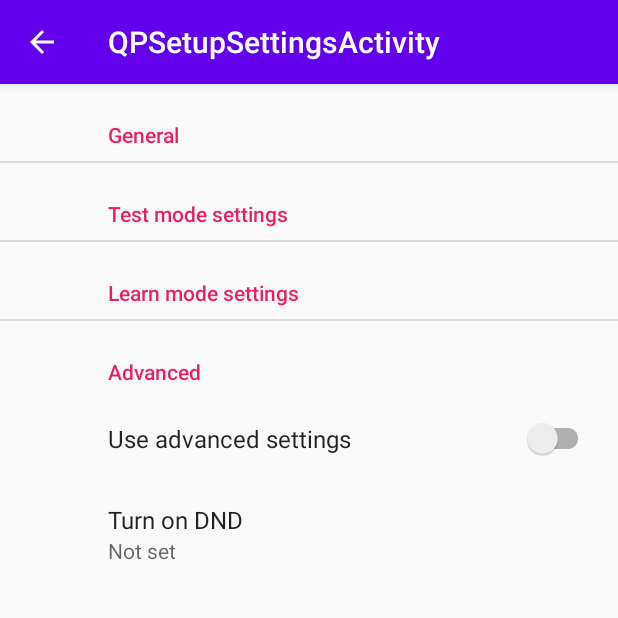
After one commit to vaclav/zkousec, an Android app: the QPSetupSettingsActivity screen opened directly, with no data from a screen before it, on a phone screen of 412 x 824 dp, the top half of it. The commit adds this screen. Run offline under Robolectric (Android 15) with nearby library versions, the phone set to English and light mode, and no system bars; our stand-ins replace androidx.preference; network calls fail.

Commit message:
Update: - settings added in MainActivity.kt

```diff
--- a/app/build.gradle
+++ b/app/build.gradle
@@ -41,6 +41,7 @@ dependencies {
     implementation 'androidx.navigation:navigation-fragment-ktx:2.1.0'
     implementation 'androidx.navigation:navigation-ui-ktx:2.1.0'
     implementation 'androidx.legacy:legacy-support-v4:1.0.0'
+    implementation 'androidx.preference:preference:1.1.1'
     testImplementation 'junit:junit:4.12'
     androidTestImplementation 'androidx.test.ext:junit:1.1.1'
     androidTestImplementation 'androidx.test.espresso:espresso-core:3.2.0'
--- a/app/src/main/java/cz/dobris/zkousec/activities/QPSetupActivity.kt
+++ b/app/src/main/java/cz/dobris/zkousec/activities/QPSetupActivity.kt
@@ -153,13 +153,12 @@ class QPSetupActivity : AppCompatActivity() {
                         .setMessage("Do you really want to delete the questions titled: " + fileName + "?")
                         .setPositiveButton("Yes",
                             DialogInterface.OnClickListener { dialog, which ->
+                                Toast.makeText(this, fileName + " has been deleted!",Toast.LENGTH_LONG).show()
                                 Storage.deleteQFile(fileName, this)
                                 thread {
                                     val db = DBHelper.deleteTestSession(this, fileName)
                                 }
-                                Toast.makeText(this, fileName + " has been deleted!",Toast.LENGTH_LONG).show()
-                                val intent = Intent(this, MainActivity::class.java)
-                                startActivity(intent)
+                                startActivity(Intent(this, MainActivity::class.java))
                             })
                         .setNegativeButton("No", DialogInterface.OnClickListener { dialog, which ->
                         })
--- /dev/null
+++ b/app/src/main/java/cz/dobris/zkousec/activities/QPSetupSettingsActivity.kt
@@ -0,0 +1,27 @@
+package cz.dobris.zkousec.activities
+
+import android.os.Bundle
+import androidx.appcompat.app.AppCompatActivity
+import androidx.preference.PreferenceFragmentCompat
+import cz.dobris.zkousec.R
+
+class QPSetupSettingsActivity : AppCompatActivity() {
+
+    override fun onCreate(savedInstanceState: Bundle?) {
+        super.onCreate(savedInstanceState)
+        setContentView(R.layout.settings_activity)
+        if (savedInstanceState == null) {
+            supportFragmentManager
+                .beginTransaction()
+                .replace(R.id.settings, SettingsFragment())
+                .commit()
+        }
+        supportActionBar?.setDisplayHomeAsUpEnabled(true)
+    }
+
+    class SettingsFragment : PreferenceFragmentCompat() {
+        override fun onCreatePreferences(savedInstanceState: Bundle?, rootKey: String?) {
+            setPreferencesFromResource(R.xml.root_preferences, rootKey)
+        }
+    }
+}
--- a/app/src/main/res/layout/activity_question_pack_setup2.xml
+++ b/app/src/main/res/layout/activity_question_pack_setup2.xml
@@ -134,7 +134,6 @@
             android:id="@+id/chipLearn"
             android:layout_width="@dimen/_100sdp"
             android:layout_height="wrap_content"
-            android:checkable="true"
             android:clickable="true"
             android:text="Learn"
             android:textAppearance="@style/TextAppearance.AppCompat.Small"
--- /dev/null
+++ b/app/src/main/res/layout/qp_setup_settings_activity.xml
@@ -0,0 +1,5 @@
+<?xml version="1.0" encoding="utf-8"?>
+<androidx.constraintlayout.widget.ConstraintLayout xmlns:android="http://schemas.android.com/apk/res/android" android:layout_width="match_parent"
+    android:layout_height="match_parent">
+
+</androidx.constraintlayout.widget.ConstraintLayout>
--- /dev/null
+++ b/app/src/main/res/layout/settings_activity.xml
@@ -0,0 +1,10 @@
+<LinearLayout xmlns:android="http://schemas.android.com/apk/res/android"
+    android:layout_width="match_parent"
+    android:layout_height="match_parent">
+
+    <FrameLayout
+        android:id="@+id/settings"
+        android:layout_width="match_parent"
+        android:layout_height="match_parent" />
+
+</LinearLayout>
--- /dev/null
+++ b/app/src/main/res/values/arrays.xml
@@ -0,0 +1,17 @@
+<resources>
+    <!-- Reply Preference -->
+    <string-array name="reply_entries">
+        <item>Never</item>
+        <item>Only with test mode</item>
+        <item>Only with learn mode</item>
+        <item>Always with both modes</item>
+    </string-array>
+
+    <string-array name="reply_values">
+        <item>never</item>
+        <item>only_test_mode</item>
+        <item>only_learn_mode</item>
+        <item>both_modes</item>
+
+    </string-array>
+</resources>
--- /dev/null
+++ b/app/src/main/res/xml/root_preferences.xml
@@ -0,0 +1,31 @@
+<PreferenceScreen xmlns:app="http://schemas.android.com/apk/res-auto">
+
+
+    <PreferenceCategory app:title="General">
+    </PreferenceCategory>
+
+
+    <PreferenceCategory app:title="Test mode settings">
+    </PreferenceCategory>
+
+
+    <PreferenceCategory app:title="Learn mode settings">
+    </PreferenceCategory>
+
+
+    <PreferenceCategory app:title="Advanced">
+        <SwitchPreferenceCompat
+            app:key="advancedSwitch"
+            app:title="Use advanced settings" />
+
+        <ListPreference
+            app:dependency="advancedSwitch"
+            app:defaultValue="Never"
+            app:entries="@array/reply_entries"
+            app:entryValues="@array/reply_values"
+            app:key="reply"
+            app:title="Turn on DND"
+            app:useSimpleSummaryProvider="true" />
+    </PreferenceCategory>
+
+</PreferenceScreen>
```
Also changed, not shown: app/src/main/AndroidManifest.xml (+8 -3 lines), app/src/main/java/cz/dobris/zkousec/activities/MainActivity.kt (+37 -17 lines), app/src/main/java/cz/dobris/zkousec/activities/SettingsActivity.kt (added, +27 -0 lines), app/src/main/res/menu/main_activity_menu.xml (added, +10 -0 lines), app/src/main/res/values/strings.xml (+16 -0 lines).
